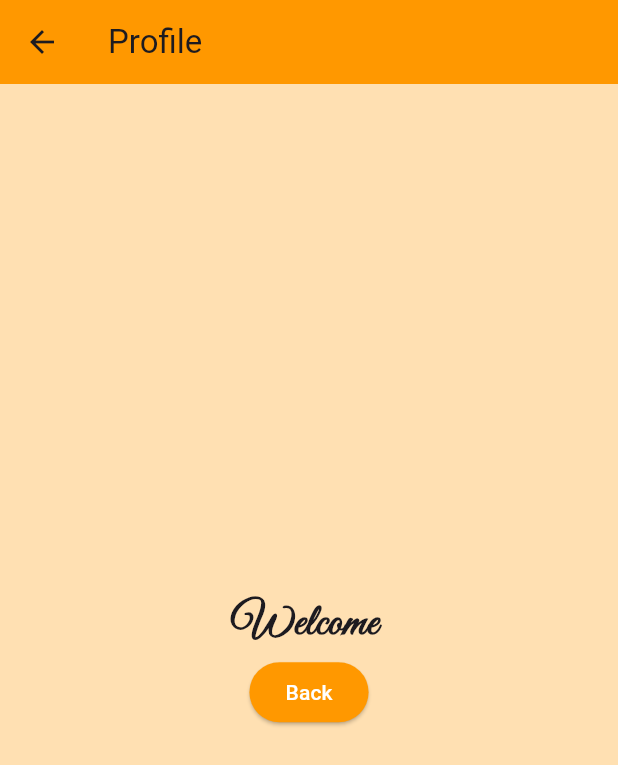
After one commit to thisisdishang/JourneyToFlutter, a Flutter app: the PassingData screen opened directly, after a tap on "My Profile", on a phone screen of 412 x 824 dp. The commit adds this screen. Shown: the top 765 px of the screen. Run offline on Flutter 3.47's test engine with Material 3 defaults, Android fonts, the light colour scheme and no system bars; our stand-ins replace fluttertoast, font_awesome_flutter.

Commit message:
Passing data from one screen to another screen (temporary)

```diff
--- /dev/null
+++ b/lib/PassingData.dart
@@ -0,0 +1,115 @@
+import 'package:flutter/material.dart';
+import 'package:journey_to_flutter/ui_helper/util.dart';
+
+class PassingData extends StatelessWidget {
+  const PassingData({super.key});
+
+  @override
+  Widget build(BuildContext context) {
+    var nameController = TextEditingController();
+
+    return Scaffold(
+      backgroundColor: Colors.orange.shade100,
+      appBar: AppBar(
+        title: Text('Dashboard'),
+        backgroundColor: Colors.orange,
+      ),
+      body: Center(
+        child: Container(
+          color: Colors.orange.shade100,
+          width: 350,
+          child: Column(
+            mainAxisAlignment: MainAxisAlignment.center,
+            children: [
+              Text(
+                'Dashboard',
+                style: TextStyle(fontSize: 22),
+              ),
+              SizedBox(
+                height: 10,
+              ),
+              TextField(
+                controller: nameController,
+                decoration: InputDecoration(
+                  hintText: 'Enter Username',
+                  border: OutlineInputBorder(
+                    borderRadius: BorderRadius.circular(20),
+                  ),
+                ),
+              ),
+              SizedBox(
+                height: 10,
+              ),
+              ElevatedButton(
+                style: ElevatedButton.styleFrom(
+                  backgroundColor: Colors.orange.shade500,
+                  elevation: 10,
+                  shape: RoundedRectangleBorder(
+                    borderRadius: BorderRadius.circular(0),
+                  ),
+                ),
+                onPressed: () {
+                  Navigator.push(
+                    context,
+                    MaterialPageRoute(
+                      builder: (context) => MyProfile(
+                        nameController.text.toString(),
+                      ),
+                    ),
+                  );
+                },
+                child: Text(
+                  'My Profile',
+                  style: mytextstyle18(),
+                ),
+              ),
+            ],
+          ),
+        ),
+      ),
+    );
+  }
+}
+
+class MyProfile extends StatelessWidget {
+  var nameFromHome;
+
+  MyProfile(this.nameFromHome);
+
+  @override
+  Widget build(BuildContext context) {
+    return Scaffold(
+      appBar: AppBar(
+        title: Text('Profile'),
+        backgroundColor: Colors.orange,
+      ),
+      body: Container(
+        color: Colors.orange.shade100,
+        child: Center(
+          child: Column(
+            mainAxisAlignment: MainAxisAlignment.center,
+            children: [
+              Text(
+                "Welcome $nameFromHome",
+                style: TextStyle(
+                    fontSize: 30,
+                    fontFamily: 'GreatVibes',
+                    fontWeight: FontWeight.bold),
+              ),
+              ElevatedButton(
+                style: ElevatedButton.styleFrom(backgroundColor: Colors.orange),
+                onPressed: () {
+                  Navigator.pop(context);
+                },
+                child: Text(
+                  'Back',
+                  style: TextStyle(color: Colors.white),
+                ),
+              ),
+            ],
+          ),
+        ),
+      ),
+    );
+  }
+}
--- a/lib/main.dart
+++ b/lib/main.dart
@@ -9,6 +9,7 @@ import 'package:journey_to_flutter/MySizebox.dart';
 import 'package:journey_to_flutter/MyStateful.dart';
 import 'package:journey_to_flutter/MyStateful2.dart';
 import 'package:journey_to_flutter/MyWrap.dart';
+import 'package:journey_to_flutter/PassingData.dart';
 import 'package:journey_to_flutter/SplashScreen.dart';
 import 'package:journey_to_flutter/SplittingApp.dart';
 import 'package:journey_to_flutter/ExpandedExample.dart';
@@ -104,6 +105,17 @@ class _MyHomePageState extends State<MyHomePage> {
                   context,
                   MaterialPageRoute(
                     builder: (context) => mystateful2(),
+                  ),
+                );
+              },
+            ),
+            ListTile(
+              title: Center(child: const Text('Passing Data')),
+              onTap: () {
+                Navigator.push(
+                  context,
+                  MaterialPageRoute(
+                    builder: (context) => PassingData(),
                   ),
                 );
               },
```
Also changed, not shown: 1 other file.
